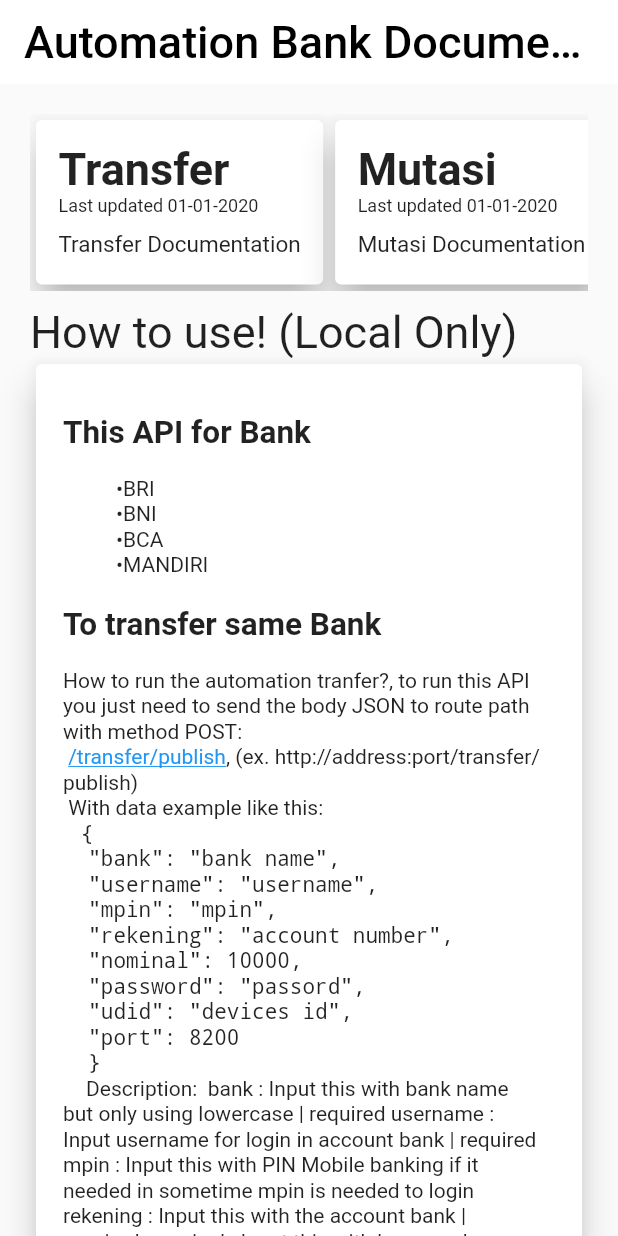
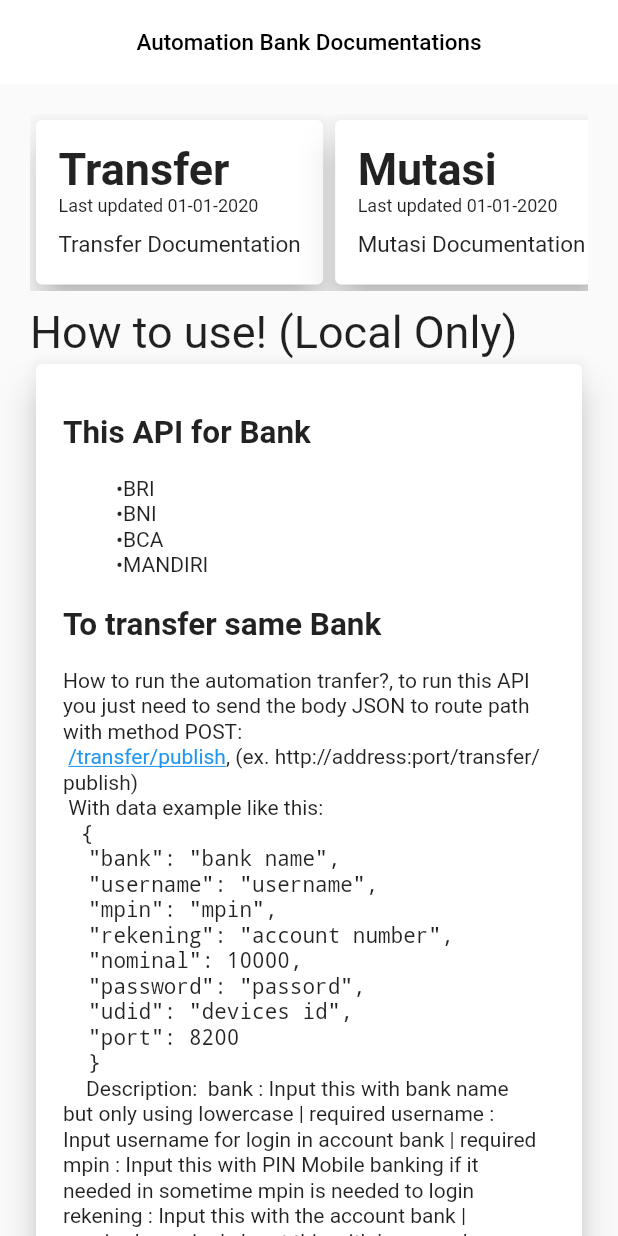
Before and after one commit to ridnvil/automation-bank-API, a Flutter app: the screen it shows after launch, on a phone screen of 412 x 824 dp. Run offline on Flutter 3.47's test engine with Material 2 defaults, Android fonts, the phone set to English and light mode, and no system bars; drawn by our look-alikes of flutter_html.

Commit message:
update media query

```diff
--- a/lib/main.dart
+++ b/lib/main.dart
@@ -67,7 +67,7 @@
         centerTitle: true,
         elevation: 0,
         backgroundColor: Colors.white,
-        title: Text(widget.title, style: TextStyle(color: Colors.black, fontSize: 30),),
+        title: Text(widget.title, style: TextStyle(color: Colors.black, fontSize: MediaQuery.of(context).size.width <= 500 ? 15:30),),
       ),
       body: SafeArea(
         child: ListView(
```
